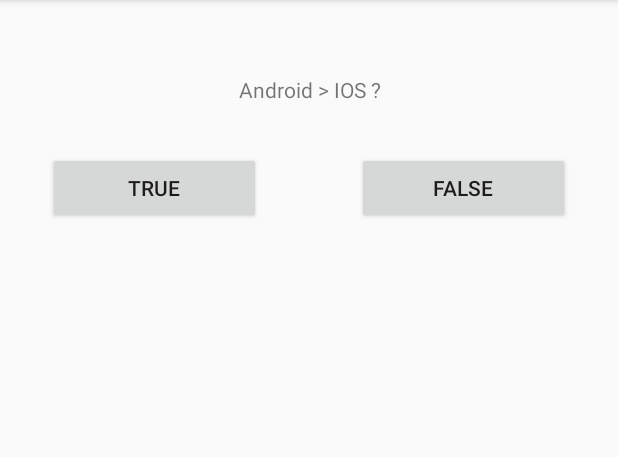
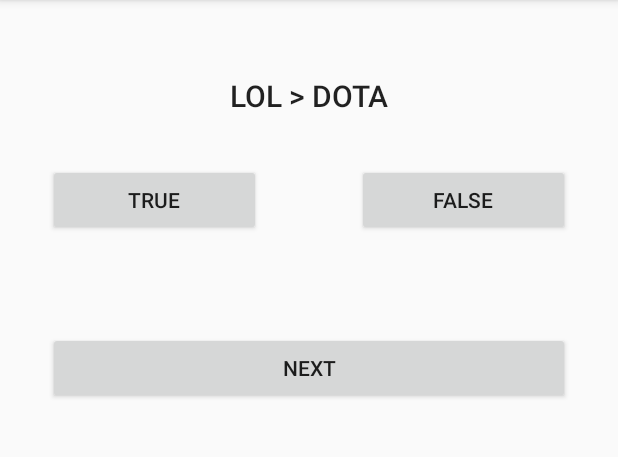
Before and after one commit to will165/AulaDisp, an Android app: the screen it shows after launch (MainActivity), after a tap on "TRUE", on a phone screen of 412 x 824 dp, the part 84-541 px from its top. Run offline under Robolectric (Android 15) with nearby library versions, the phone set to English and light mode, and no system bars.

Commit message:
Adicionada a funcionalidade de n questões

```diff
--- /dev/null
+++ b/app/src/main/java/com/example/aluno/geoquiz/ListQuestions.java
@@ -0,0 +1,32 @@
+package com.example.aluno.geoquiz;
+
+import android.content.res.Resources;
+
+import java.util.ArrayList;
+
+/**
+ * Created by William on 03/10/17.
+ * Classe java para a
+ */
+
+public class ListQuestions {
+    private ArrayList<Question> questions;
+
+    public ListQuestions() {
+        questions = new ArrayList<>();
+        Question question = new Question("Android > IOS",true);
+        questions.add(question);
+        questions.add(new Question("Bill Gates fundou a Apple e se tornou o homem mais rico do mundo.",false));
+        questions.add(new Question("Coca-cola faz muito bem para saúde se tomar 2 litros por dia.",false));
+        questions.add(new Question("Tonga é um país da África.",false));
+        questions.add(new Question("LOL > DOTA",true));
+    }
+
+    public ArrayList<Question> getQuestions() {
+        return questions;
+    }
+
+    public void setQuestions(ArrayList<Question> questions) {
+        this.questions = questions;
+    }
+}
--- a/app/src/main/java/com/example/aluno/geoquiz/MainActivity.java
+++ b/app/src/main/java/com/example/aluno/geoquiz/MainActivity.java
@@ -7,11 +7,16 @@ import android.widget.Button;
 import android.widget.TextView;
 import android.widget.Toast;
 
+import java.util.Collections;
+
 public class MainActivity extends AppCompatActivity implements View.OnClickListener {
 
     private Button btnFalse;
     private Button btnTrue;
+    private Button btnNxt;
     private TextView txtQuestion;
+    private ListQuestions listQuestion;
+    private Question questionAtual;
 
     @Override
     protected void onCreate(Bundle savedInstanceState) {
@@ -19,19 +24,34 @@ public class MainActivity extends AppCompatActivity implements View.OnClickListe
         setContentView(R.layout.activity_main);
         btnFalse = (Button) findViewById(R.id.button_false);
         btnTrue = (Button) findViewById(R.id.button_true);
+        btnNxt = (Button) findViewById(R.id.button_nxt);
         txtQuestion = (TextView) findViewById(R.id.text_question);
         btnFalse.setOnClickListener(this);
         btnTrue.setOnClickListener(this);
+        btnNxt.setOnClickListener(this);
+        listQuestion = new ListQuestions();
+        getPerg();
     }
 
     @Override
     public void onClick(View view) {
         switch (view.getId()){
             case R.id.button_false:
-                Toast.makeText(this, R.string.errado,Toast.LENGTH_SHORT).show();
+                if(!questionAtual.getResp()){
+                    Toast.makeText(this, R.string.certo,Toast.LENGTH_SHORT).show();
+                }else{
+                    Toast.makeText(this, R.string.errado,Toast.LENGTH_SHORT).show();
+                }
                 break;
             case R.id.button_true:
-                Toast.makeText(this, R.string.certo,Toast.LENGTH_SHORT).show();
+                if(questionAtual.getResp()){
+                    Toast.makeText(this, R.string.certo,Toast.LENGTH_SHORT).show();
+                }else{
+                    Toast.makeText(this, R.string.errado,Toast.LENGTH_SHORT).show();
+                }
+                break;
+            case R.id.button_nxt:
+                getPerg();
                 break;
             default:
                 Toast.makeText(this, R.string.no_imple,Toast.LENGTH_SHORT).show();
@@ -39,4 +59,15 @@ public class MainActivity extends AppCompatActivity implements View.OnClickListe
         }
 
     }
+
+    public void getPerg() {
+        if(listQuestion.getQuestions().size() > 0){
+            Collections.shuffle(listQuestion.getQuestions());
+            questionAtual = listQuestion.getQuestions().remove(0);
+            txtQuestion.setText(questionAtual.getPerg());
+        } else {
+            listQuestion = new ListQuestions();
+        }
+
+    }
 }
--- /dev/null
+++ b/app/src/main/java/com/example/aluno/geoquiz/Question.java
@@ -0,0 +1,32 @@
+package com.example.aluno.geoquiz;
+
+/**
+ * Created by William on 03/10/17.
+ * Classe java para a
+ */
+
+public class Question {
+    private String perg;
+    private Boolean resp;
+
+    public Question(String perg, Boolean resp) {
+        this.perg = perg;
+        this.resp = resp;
+    }
+
+    public String getPerg() {
+        return perg;
+    }
+
+    public void setPerg(String perg) {
+        this.perg = perg;
+    }
+
+    public Boolean getResp() {
+        return resp;
+    }
+
+    public void setResp(Boolean resp) {
+        this.resp = resp;
+    }
+}
--- a/app/src/main/res/layout/activity_main.xml
+++ b/app/src/main/res/layout/activity_main.xml
@@ -1,6 +1,5 @@
 <?xml version="1.0" encoding="utf-8"?>
 <LinearLayout xmlns:android="http://schemas.android.com/apk/res/android"
-    xmlns:app="http://schemas.android.com/apk/res-auto"
     xmlns:tools="http://schemas.android.com/tools"
     android:layout_width="match_parent"
     android:layout_height="match_parent"
@@ -13,11 +12,17 @@
         android:layout_height="wrap_content"
         android:layout_marginTop="50dp"
         android:gravity="center"
-        android:text="@string/question" />
+        android:text="@string/question"
+        android:textAppearance="@android:style/TextAppearance.Material.Title" />
 
     <LinearLayout
         android:layout_width="match_parent"
         android:layout_height="wrap_content"
+        android:orientation="vertical">
+
+        <LinearLayout
+            android:layout_width="match_parent"
+            android:layout_height="match_parent"
             android:orientation="horizontal">
 
             <Button
@@ -37,4 +42,19 @@
                 android:text="@string/button_false" />
         </LinearLayout>
 
+        <LinearLayout
+            android:layout_width="match_parent"
+            android:layout_height="match_parent"
+            android:layout_margin="32dp"
+            android:orientation="horizontal">
+
+            <Button
+                android:id="@+id/button_nxt"
+                android:layout_width="0dp"
+                android:layout_height="wrap_content"
+                android:layout_weight="1"
+                android:text="@string/button_next" />
         </LinearLayout>
+    </LinearLayout>
+
+</LinearLayout>
--- a/app/src/main/res/values/strings.xml
+++ b/app/src/main/res/values/strings.xml
@@ -2,8 +2,15 @@
     <string name="app_name">GeoQuiz</string>
     <string name="button_true">True</string>
     <string name="button_false">False</string>
+    <string name="button_next">Next</string>
     <string name="errado">Incorrect</string>
     <string name="certo">Correct</string>
     <string name="question"><![CDATA[Android > IOS ?]]></string>
     <string name="no_imple">Not implemented</string>
+    <string name="aaa">aaaaa</string>
+    <string name="question1"><![CDATA[Android > iOS]]></string>
+    <string name="question2">Bill Gates fundou a Apple e se tornou o homem mais rico do mundo.</string>
+    <string name="question3">Coca-cola faz muito bem para saúde se tomar 2 litros por dia.</string>
+    <string name="question4">Tonga é um país da África.</string>
+    <string name="question5">LOL > DOTA</string>
 </resources>
--- a/build.gradle
+++ b/build.gradle
@@ -5,7 +5,7 @@ buildscript {
         jcenter()
     }
     dependencies {
-        classpath 'com.android.tools.build:gradle:2.3.1'
+        classpath 'com.android.tools.build:gradle:2.3.3'
 
         // NOTE: Do not place your application dependencies here; they belong
         // in the individual module build.gradle files
```
Lines whose indentation alone changed are shown as unchanged.
